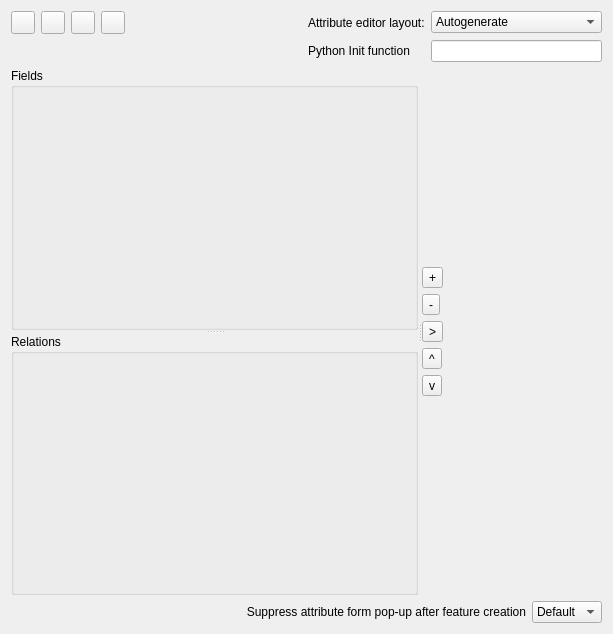
qgis/QGIS, file src/ui/qgsfieldspropertiesbase.ui: the form before one commit.
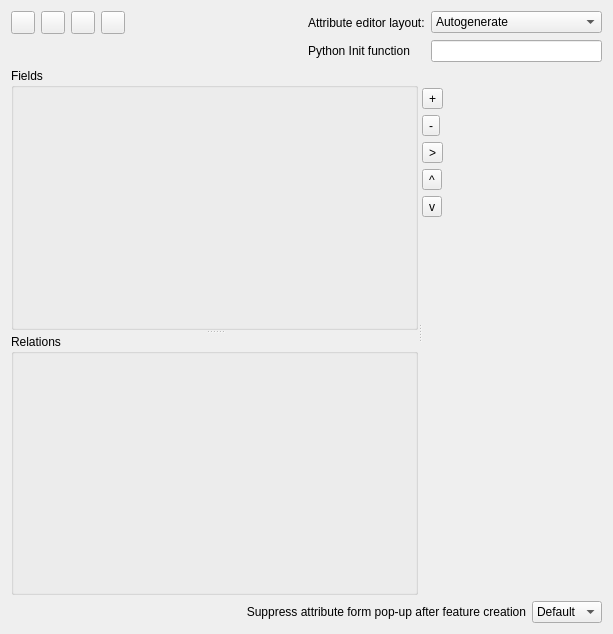
The form after the commit. Icons and pictures are not drawn. Custom widgets are drawn as their Qt base class.

Commit message: Better formatting for D&D designer dialog

Diff of the .ui file:
```diff
--- a/src/ui/qgsfieldspropertiesbase.ui
+++ b/src/ui/qgsfieldspropertiesbase.ui
@@ -205,10 +205,13 @@
              <property name="orientation">
               <enum>Qt::Vertical</enum>
              </property>
+             <property name="sizeType">
+              <enum>QSizePolicy::Fixed</enum>
+             </property>
              <property name="sizeHint" stdset="0">
               <size>
                <width>20</width>
-               <height>186</height>
+               <height>20</height>
               </size>
              </property>
             </spacer>
```
